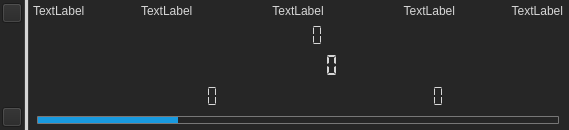
Before: the Qt Designer form LEO_sniffy/GUI/widgetdisplay.ui in jirik09/Sniffy, drawn with Qt 5.
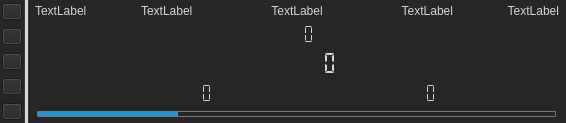
After: the same form once the commit is applied. Icons and pictures are not drawn.

Commit message: WidgetDisplay history icons added

The edit to the form file:
```diff
--- a/LEO_sniffy/GUI/widgetdisplay.ui
+++ b/LEO_sniffy/GUI/widgetdisplay.ui
@@ -9,8 +9,8 @@
    <rect>
     <x>0</x>
     <y>0</y>
-    <width>569</width>
-    <height>130</height>
+    <width>566</width>
+    <height>123</height>
    </rect>
   </property>
   <property name="sizePolicy">
@@ -74,7 +74,7 @@
      </property>
      <layout class="QVBoxLayout" name="verticalLayout_2">
       <property name="spacing">
-       <number>4</number>
+       <number>8</number>
       </property>
       <property name="leftMargin">
        <number>2</number>
@@ -122,6 +122,62 @@
         </property>
        </widget>
       </item>
+      <item>
+       <widget class="QPushButton" name="pushButton_list">
+        <property name="sizePolicy">
+         <sizepolicy hsizetype="Preferred" vsizetype="Preferred">
+          <horstretch>0</horstretch>
+          <verstretch>0</verstretch>
+         </sizepolicy>
+        </property>
+        <property name="maximumSize">
+         <size>
+          <width>20</width>
+          <height>20</height>
+         </size>
+        </property>
+        <property name="styleSheet">
+         <string notr="true">QPushButton{image: url(:/graphics/graphics/icon_list.png);}QPushButton:hover{background-color: rgb(71, 76, 94);}</string>
+        </property>
+        <property name="text">
+         <string/>
+        </property>
+        <property name="iconSize">
+         <size>
+          <width>19</width>
+          <height>19</height>
+         </size>
+        </property>
+       </widget>
+      </item>
+      <item>
+       <widget class="QPushButton" name="pushButton_clear">
+        <property name="sizePolicy">
+         <sizepolicy hsizetype="Preferred" vsizetype="Preferred">
+          <horstretch>0</horstretch>
+          <verstretch>0</verstretch>
+         </sizepolicy>
+        </property>
+        <property name="maximumSize">
+         <size>
+          <width>20</width>
+          <height>20</height>
+         </size>
+        </property>
+        <property name="styleSheet">
+         <string notr="true">QPushButton{image: url(:/graphics/graphics/icon_clear_history.png);}QPushButton:hover{background-color: rgb(71, 76, 94);}</string>
+        </property>
+        <property name="text">
+         <string/>
+        </property>
+        <property name="iconSize">
+         <size>
+          <width>19</width>
+          <height>19</height>
+         </size>
+        </property>
+       </widget>
+      </item>
       <item>
        <spacer name="verticalSpacer">
         <property name="orientation">
@@ -135,6 +191,34 @@
         </property>
        </spacer>
       </item>
+      <item>
+       <widget class="QPushButton" name="pushButton_save">
+        <property name="sizePolicy">
+         <sizepolicy hsizetype="Preferred" vsizetype="Preferred">
+          <horstretch>0</horstretch>
+          <verstretch>0</verstretch>
+         </sizepolicy>
+        </property>
+        <property name="maximumSize">
+         <size>
+          <width>20</width>
+          <height>20</height>
+         </size>
+        </property>
+        <property name="styleSheet">
+         <string notr="true">QPushButton{image: url(:/graphics/graphics/icon_save.png);}QPushButton:hover{background-color: rgb(71, 76, 94);}</string>
+        </property>
+        <property name="text">
+         <string/>
+        </property>
+        <property name="iconSize">
+         <size>
+          <width>19</width>
+          <height>19</height>
+         </size>
+        </property>
+       </widget>
+      </item>
       <item>
        <widget class="QPushButton" name="pushButton_undock">
         <property name="maximumSize">
@@ -344,16 +428,16 @@
             </property>
             <layout class="QHBoxLayout" name="horizontalLayout_4">
              <property name="spacing">
-              <number>8</number>
+              <number>6</number>
              </property>
              <property name="leftMargin">
-              <number>4</number>
+              <number>6</number>
              </property>
              <property name="topMargin">
               <number>2</number>
              </property>
              <property name="rightMargin">
-              <number>4</number>
+              <number>5</number>
              </property>
              <property name="bottomMargin">
               <number>2</number>
```
The commit also changes 10 other files.
